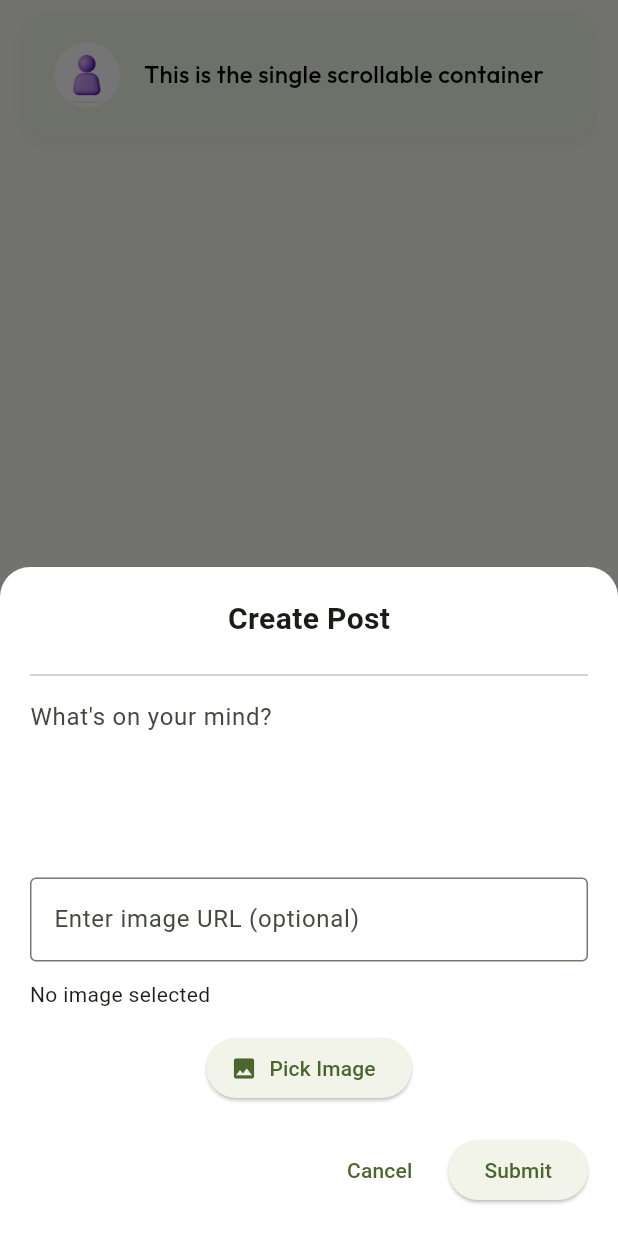
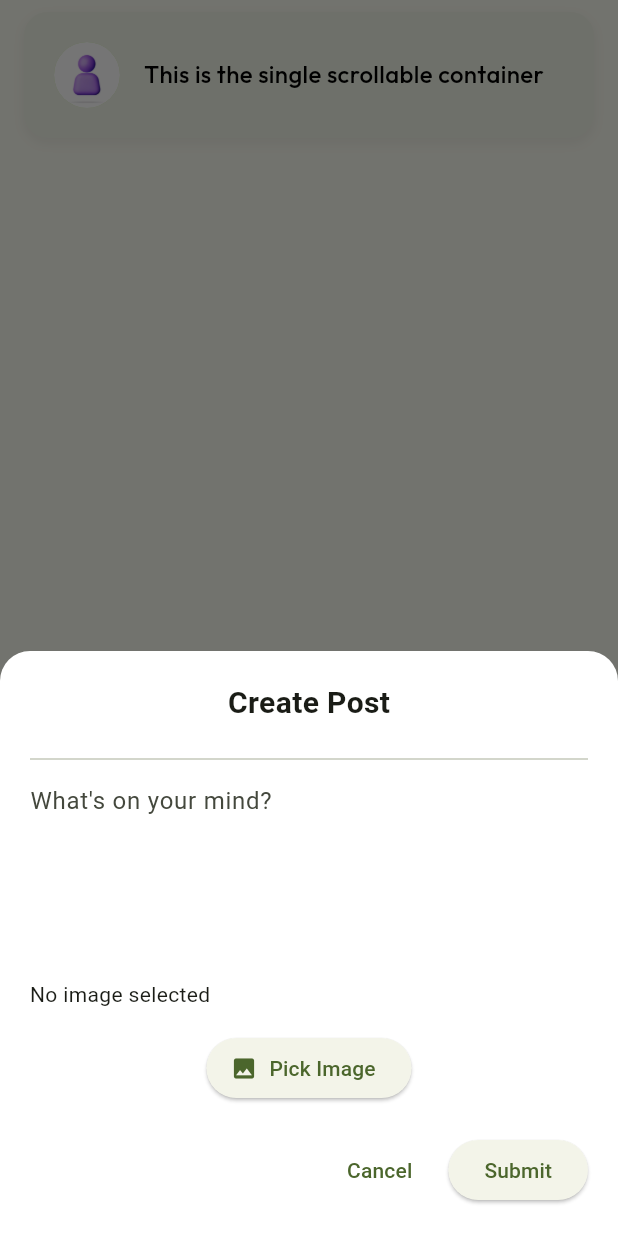
Before and after one commit to NoelSaludo/BukidLink, a Flutter app: the MakePost widget shown alone on an empty page, opened directly, after a tap on "This is the single scrollable container", on a phone screen of 412 x 824 dp. Run offline on Flutter 3.47's test engine with Material 3 defaults, Android fonts, the phone set to English and light mode, and no system bars; our stand-ins replace cloud_firestore, email_validator, firebase_auth, firebase_core, flutter_dotenv, google_fonts and 2 more; missing offline and left inert: cloudinary_flutter, cloudinary_url_gen; accounts and stored records are empty.

Commit message:
Refactor MakePost widget to utilize ImagePickerService for image uploads and streamline image handling

```diff
--- a/lib/Widgets/Posts/MakePost.dart
+++ b/lib/Widgets/Posts/MakePost.dart
@@ -1,6 +1,5 @@
-import 'dart:io';
 import 'package:flutter/material.dart';
-import 'package:image_picker/image_picker.dart';
+import 'package:bukidlink/services/ImagePickerService.dart';
 import 'package:bukidlink/Utils/constants/AppTextStyles.dart';
 import 'package:bukidlink/models/Post.dart';
 import 'package:bukidlink/services/PostService.dart';
@@ -10,7 +9,11 @@ class MakePost extends StatefulWidget {
   final String text; // Text shown in the tappable container
   final VoidCallback? onPostCreated;
 
-  const MakePost({Key? key, this.text = "This is the single scrollable container", this.onPostCreated}) : super(key: key);
+  const MakePost({
+    Key? key,
+    this.text = "This is the single scrollable container",
+    this.onPostCreated,
+  }) : super(key: key);
 
   @override
   _MakePostState createState() => _MakePostState();
@@ -19,37 +22,29 @@ class MakePost extends StatefulWidget {
 class _MakePostState extends State<MakePost> {
   final _formKey = GlobalKey<FormState>();
   final _textController = TextEditingController();
-  final _imageUrlController = TextEditingController();
 
-  File? _imageFile;
-  final ImagePicker _picker = ImagePicker();
+  String? _imageUrl;
+  final ImagePickerService _imagePickerService = ImagePickerService();
 
   final user = UserService().getCurrentUser();
 
   Future<void> _pickImage() async {
-    final XFile? pickedFile = await _picker.pickImage(
-      source: ImageSource.gallery,
-      maxWidth: 600,
+    // Use ImagePickerService which uploads to Cloudinary and returns the secure URL
+    final String? uploadedUrl = await _imagePickerService.pickFromGallery(
+      imageQuality: 85,
+      maxWidth: 1024,
+      maxHeight: 1024,
     );
 
-    if (pickedFile != null) {
+    if (uploadedUrl != null) {
       setState(() {
-        _imageFile = File(pickedFile.path);
-        _imageUrlController.clear(); // Clear URL if a file is picked
+        _imageUrl = uploadedUrl;
       });
     }
   }
 
   Post _createNewPost() {
-    String imageContent;
-
-    if (_imageUrlController.text.isNotEmpty) {
-      imageContent = _imageUrlController.text;
-    } else if (_imageFile != null) {
-      imageContent = 'post1.png'; // Replace with actual upload path if needed
-    } else {
-      imageContent = 'post1.png';
-    }
+    final imageContent = _imageUrl ?? 'post1.png';
 
     return Post(
       id: '',
@@ -87,7 +82,10 @@ class _MakePostState extends State<MakePost> {
                         const Center(
                           child: Text(
                             "Create Post",
-                            style: TextStyle(fontSize: 20, fontWeight: FontWeight.bold),
+                            style: TextStyle(
+                              fontSize: 20,
+                              fontWeight: FontWeight.bold,
+                            ),
                           ),
                         ),
                         const SizedBox(height: 15),
@@ -110,47 +108,26 @@ class _MakePostState extends State<MakePost> {
                         ),
                         const SizedBox(height: 15),
 
-                        // Image URL input
-                        TextFormField(
-                          controller: _imageUrlController,
-                          decoration: const InputDecoration(
-                            hintText: "Enter image URL (optional)",
-                            border: OutlineInputBorder(),
-                          ),
-                          onChanged: (value) {
-                            if (value.isNotEmpty) {
-                              modalSetState(() {
-                                _imageFile = null; // Clear picked file
-                              });
-                            }
-                          },
-                        ),
                         const SizedBox(height: 12),
 
-                        // Preview
-                        if (_imageFile != null)
+                        // Preview (shows uploaded Cloudinary image URL)
+                        if (_imageUrl != null && _imageUrl!.isNotEmpty)
                           ClipRRect(
                             borderRadius: BorderRadius.circular(12),
-                            child: Image.file(
-                              _imageFile!,
+                            child: Image.network(
+                              _imageUrl!,
                               height: 180,
                               width: double.infinity,
                               fit: BoxFit.cover,
-                            ),
-                          )
-                        else if (_imageUrlController.text.isNotEmpty)
-                          ClipRRect(
-                            borderRadius: BorderRadius.circular(12),
-                            child: Image.network(
-                              _imageUrlController.text,
-                              height: 180,
-                              width: double.infinity,
-                              fit: BoxFit.cover,
-                              errorBuilder: (context, error, stackTrace) => const Icon(Icons.broken_image),
+                              errorBuilder: (context, error, stackTrace) =>
+                                  const Icon(Icons.broken_image),
                             ),
                           )
                         else
-                          const Text('No image selected', textAlign: TextAlign.center),
+                          const Text(
+                            'No image selected',
+                            textAlign: TextAlign.center,
+                          ),
 
                         const SizedBox(height: 15),
 
@@ -186,7 +163,7 @@ class _MakePostState extends State<MakePost> {
                               child: const Text("Submit"),
                             ),
                           ],
-                        )
+                        ),
                       ],
                     ),
                   ),
@@ -202,7 +179,6 @@ class _MakePostState extends State<MakePost> {
   @override
   void dispose() {
     _textController.dispose();
-    _imageUrlController.dispose();
     super.dispose();
   }
 
@@ -234,18 +210,14 @@ Widget build(BuildContext context) {
               radius: 22,
               backgroundImage: (profileImage != null && profileImage.isNotEmpty)
                   ? NetworkImage(profileImage)
-            : const AssetImage('assets/images/default_profile.png') as ImageProvider,
+                  : const AssetImage('assets/images/default_profile.png')
+                        as ImageProvider,
             ),
 
             const SizedBox(width: 16),
 
             // --- Text ---
-          Expanded(
-            child: Text(
-              widget.text,
-              style: AppTextStyles.FORM_LABEL,
-            ),
-          ),
+            Expanded(child: Text(widget.text, style: AppTextStyles.FORM_LABEL)),
           ],
         ),
       ),
```
Lines whose indentation alone changed are shown as unchanged.
